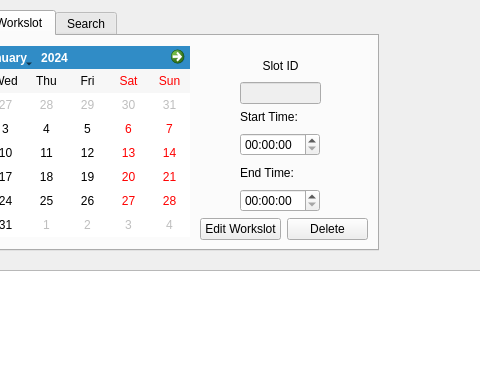
Before: the Qt Designer form QtCafeWorkforceManager/CafeOwnerWindow.ui in wreathe-unreal/CSIT314-Project, drawn with Qt 5; both pictures show x 172 to 652 and y 0 to 389 of the 857 by 600 pixel window.
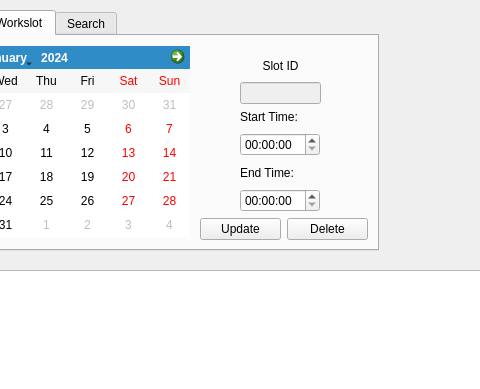
After: the same form once the commit is applied. The open tabs and pages were chosen to show the change. Icons and pictures are not drawn.

Patch:
```diff
--- a/QtCafeWorkforceManager/CafeOwnerWindow.ui
+++ b/QtCafeWorkforceManager/CafeOwnerWindow.ui
@@ -172,7 +172,7 @@
        </rect>
       </property>
      </widget>
-     <widget class="QWidget" name="">
+     <widget class="QWidget" name="layoutWidget">
       <property name="geometry">
        <rect>
         <x>390</x>
@@ -212,7 +212,7 @@
        </item>
       </layout>
      </widget>
-     <widget class="QWidget" name="">
+     <widget class="QWidget" name="layoutWidget">
       <property name="geometry">
        <rect>
         <x>350</x>
@@ -225,7 +225,7 @@
        <item>
         <widget class="QPushButton" name="editButton">
          <property name="text">
-          <string>Edit Workslot</string>
+          <string>Update</string>
          </property>
         </widget>
        </item>
```
Left out of the diff: 4 changed lines with no effect on the pictures.
